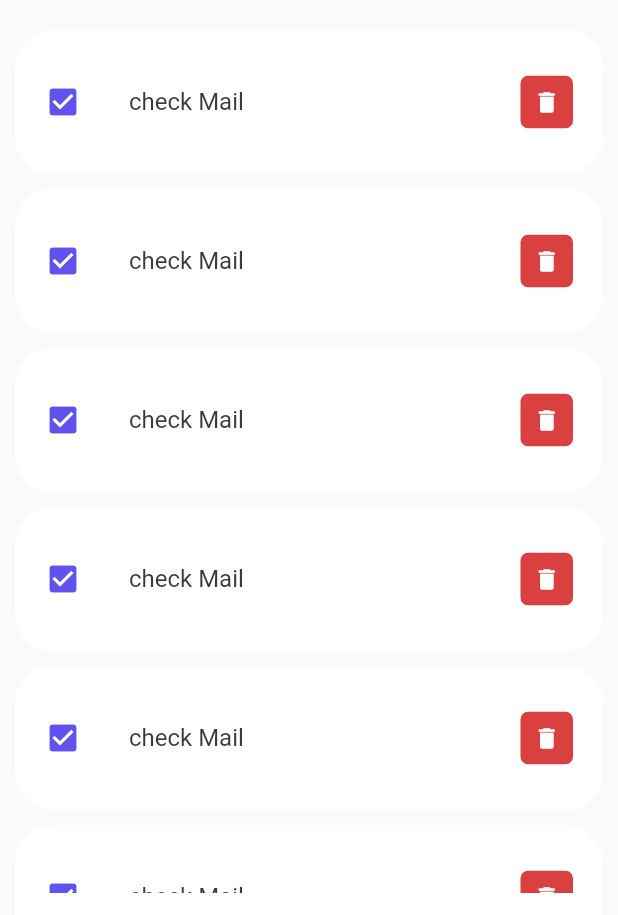
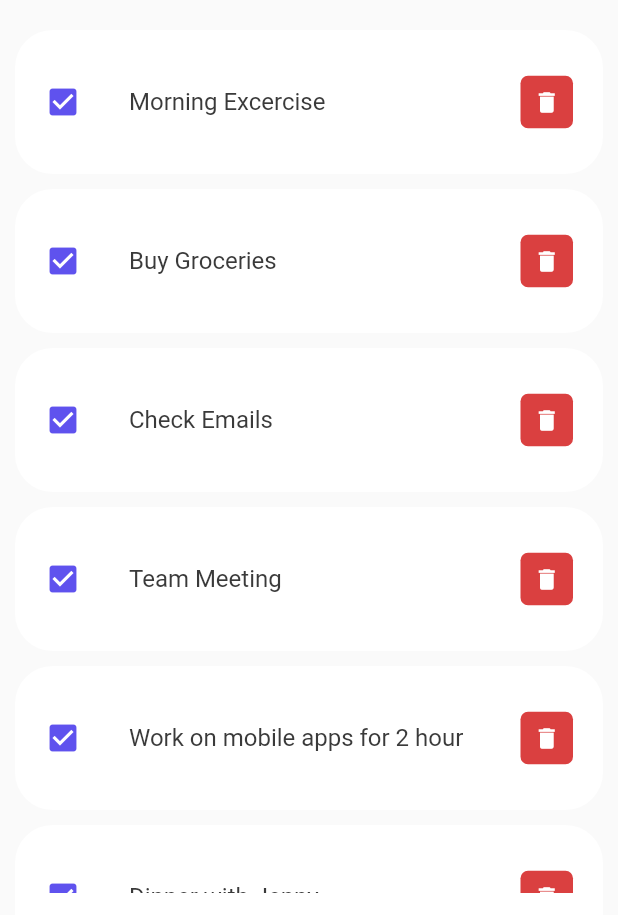
Before and after one commit to rahul-loni/ToDo, a Flutter app: the screen it shows after launch, on a phone screen of 412 x 824 dp, the part 321-1236 px from its top. Run offline on Flutter 3.47's test engine with Material 2 defaults, Android fonts, the phone set to English and light mode, and no system bars; network calls fail.

Commit message:
second commit

```diff
--- a/lib/main.dart
+++ b/lib/main.dart
@@ -17,7 +17,7 @@ class MyApp extends StatelessWidget {
       theme: ThemeData(
         primarySwatch: Colors.blue,
       ),
-      home: const MyHomePage(),
+      home: MyHomePage(),
     );
   }
 }
--- /dev/null
+++ b/lib/model/todo.dart
@@ -0,0 +1,34 @@
+class ToDo {
+  String? id;
+  String? todoText;
+  bool isDone;
+
+  ToDo({
+    required this.id,
+    required this.todoText,
+    this.isDone = false,
+  });
+
+  static List<ToDo> todoList() {
+    return [
+      ToDo(id: '01', todoText: 'Morning Excercise', isDone: true),
+      ToDo(id: '02', todoText: 'Buy Groceries', isDone: true),
+      ToDo(
+        id: '03',
+        todoText: 'Check Emails',
+      ),
+      ToDo(
+        id: '04',
+        todoText: 'Team Meeting',
+      ),
+      ToDo(
+        id: '05',
+        todoText: 'Work on mobile apps for 2 hour',
+      ),
+      ToDo(
+        id: '06',
+        todoText: 'Dinner with Jenny',
+      ),
+    ];
+  }
+}
--- a/lib/screens/home.dart
+++ b/lib/screens/home.dart
@@ -1,11 +1,12 @@
 import 'package:flutter/material.dart';
 import 'package:todo/constant/colors.dart';
 
+import '../model/todo.dart';
 import '../widgets/todo_item.dart';
 
 class MyHomePage extends StatelessWidget {
-  const MyHomePage({super.key});
-
+  MyHomePage({super.key});
+  final todosList = ToDo.todoList();
   @override
   Widget build(BuildContext context) {
     return Scaffold(
@@ -62,14 +63,10 @@ class MyHomePage extends StatelessWidget {
                       ),
                     ),
                   ),
-                  TodoItems(),
-                  TodoItems(),
-                  TodoItems(),
-                  TodoItems(),
-                  TodoItems(),
-                  TodoItems(),
-                  TodoItems(),
-                  TodoItems(),
+                  for (ToDo todoo in todosList)
+                    TodoItems(
+                      todo: todoo,
+                    ),
                 ],
               ),
             ),
@@ -85,6 +82,12 @@ class MyHomePage extends StatelessWidget {
       ),
     );
   }
+}
+
+void _deleteToDoItem(String id) {
+  setState(() {
+    todosList.removeWhere((item) => item.id == id);
+  });
 }
 
 Widget searchBox() {
--- a/lib/widgets/todo_item.dart
+++ b/lib/widgets/todo_item.dart
@@ -1,9 +1,14 @@
 import 'package:flutter/material.dart';
 
 import '../constant/colors.dart';
+import '../model/todo.dart';
 
 class TodoItems extends StatelessWidget {
-  const TodoItems({super.key});
+  final ToDo todo;
+  const TodoItems({
+    super.key,
+    required this.todo,
+  });
 
   @override
   Widget build(BuildContext context) {
@@ -26,7 +31,7 @@ class TodoItems extends StatelessWidget {
           color: tdBlue,
         ),
         title: Text(
-          'check Mail',
+          todo.todoText!,
           style: TextStyle(
             fontSize: 16.0,
             color: tdBlack,
@@ -44,7 +49,8 @@ class TodoItems extends StatelessWidget {
             color: Colors.white,
             iconSize: 18.0,
             onPressed: () {
-              print("click to delete button ");
+              // print("click to delete button ");
+              onDeleteItem(todo.id);
             },
             icon: Icon(Icons.delete),
           ),
```
